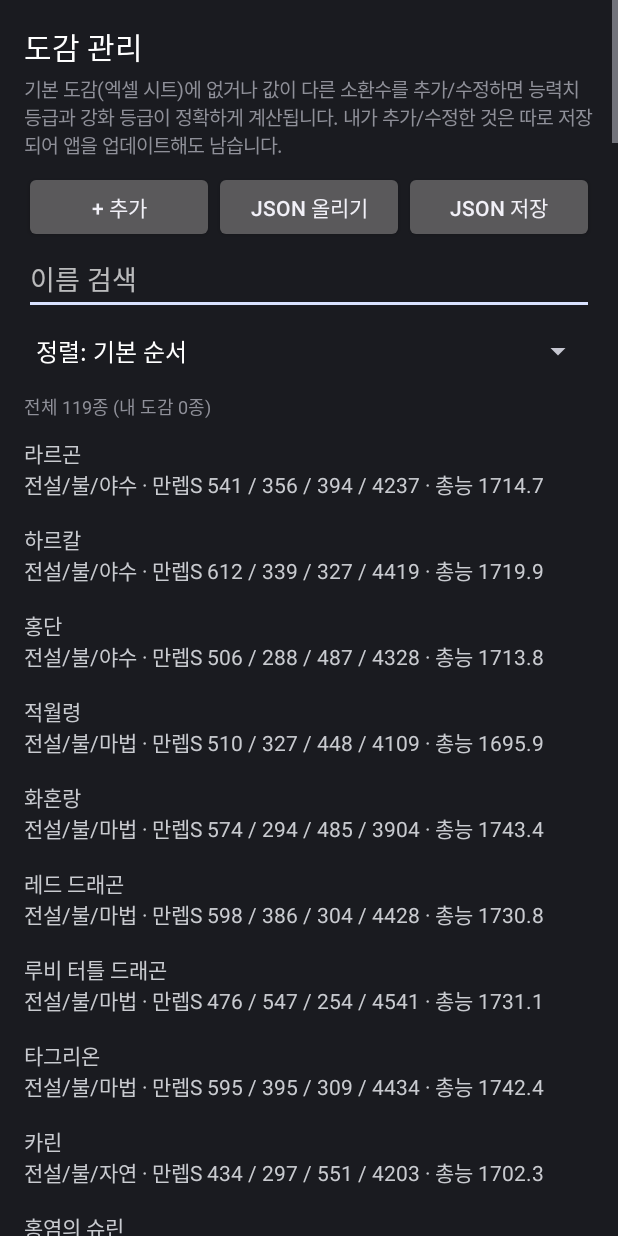
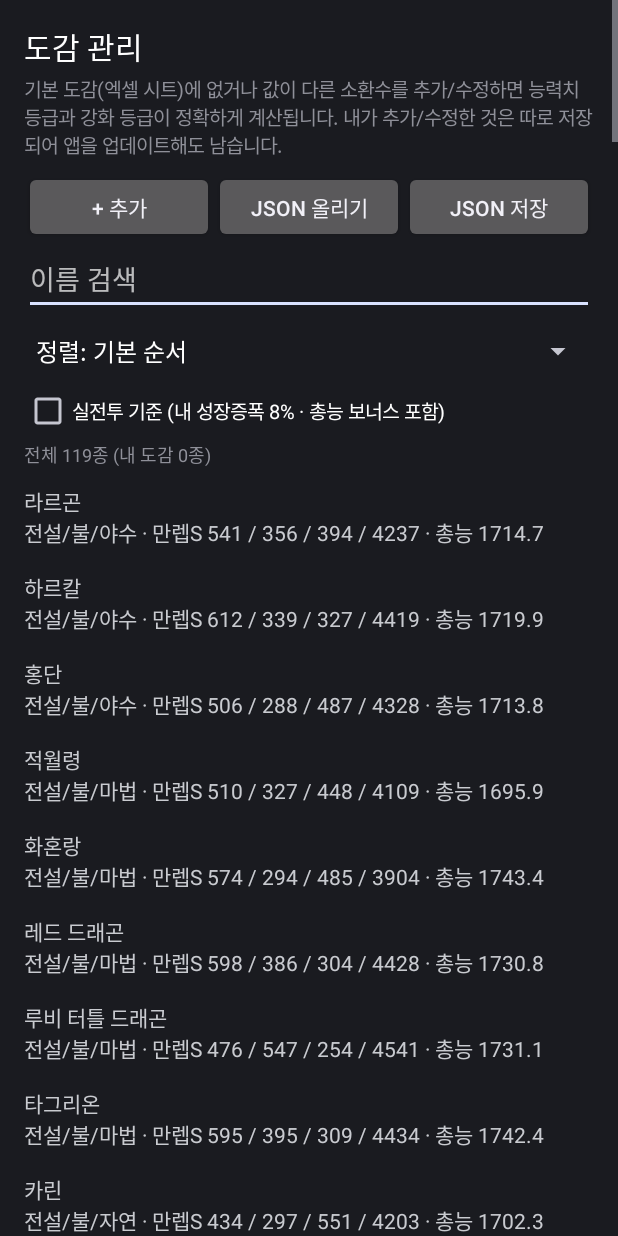
Before and after one commit to gyeongho-you/TM-calc, an Android app: the PetEditorActivity screen opened directly, with no data from a screen before it, on a phone screen of 412 x 824 dp. Run offline under Robolectric (Android 15) with nearby library versions, the phone set to English and light mode, and no system bars; pictures from the network do not load.

Commit message:
도감 관리: '실전투 기준' 체크 시 능력치 정렬을 내 성장증폭 × 그 종 총능 보너스로 (보너스 배율 표시)
Co-Authored-By: Claude Opus 5.5 <noreply@anthropic.com>

```diff
--- a/app/src/main/java/net/g1project/tmcalc/PetEditorActivity.kt
+++ b/app/src/main/java/net/g1project/tmcalc/PetEditorActivity.kt
@@ -29,6 +29,8 @@ class PetEditorActivity : Activity() {
     private lateinit var countView: TextView
     /** 목록 정렬 (도감 만렙S 기준). 앱을 다시 열면 기본 순서 */
     private var sort = PetSort.DEFAULT
+    /** 켜면 능력치 정렬을 실전투(내 성장증폭 × 그 종 총능 보너스) 기준으로 */
+    private var realSort = false
     private val dp get() = resources.displayMetrics.density
 
     override fun onCreate(savedInstanceState: Bundle?) {
@@ -75,6 +77,11 @@ class PetEditorActivity : Activity() {
                 override fun onNothingSelected(p: android.widget.AdapterView<*>?) {}
             }
         })
+        root.addView(android.widget.CheckBox(this).apply {
+            text = "실전투 기준 (내 성장증폭 ${AppPrefs.pctText(AppPrefs.growthAmp(this@PetEditorActivity))}% · 총능 보너스 포함)"
+            textSize = 13f
+            setOnCheckedChangeListener { _, on -> realSort = on; refresh() }
+        })
         countView = TextView(this).apply { textSize = 12f; setPadding(0, px(4), 0, px(4)) }
         root.addView(countView)
         list = LinearLayout(this).apply { orientation = LinearLayout.VERTICAL }
@@ -117,7 +124,7 @@ class PetEditorActivity : Activity() {
         // 내 도감을 먼저, 그다음 기본 도감 순서
         val filtered = all.filter { q.isEmpty() || PetDb.key(it.name).contains(q) }
         // 기본 순서면 내 도감을 먼저, 그다음 기본 도감. 정렬을 고르면 그 값 순서
-        val shown = if (sort == PetSort.DEFAULT) filtered.sortedBy { if (PetDb.key(it.name) in mine) 0 else 1 } else sort.sort(filtered)
+        val shown = if (sort == PetSort.DEFAULT) filtered.sortedBy { if (PetDb.key(it.name) in mine) 0 else 1 } else sort.sort(filtered, if (realSort) AppPrefs.growthAmp(this) else null)
         countView.text = "전체 ${all.size}종 (내 도감 ${mine.size}종)" + if (q.isNotEmpty()) " · 검색 ${shown.size}종" else ""
         list.removeAllViews()
         for (p in shown) {
@@ -128,7 +135,9 @@ class PetEditorActivity : Activity() {
                 else -> "  [추가함]"
             }
             list.addView(TextView(this).apply {
-                text = "${p.name}$tag\n" +
+                // 실전투 기준이면 이름 옆에 그 종의 총능 보너스 배율
+                text = "${p.name}$tag" +
+                    (if (realSort) "  보너스 ×" + String.format(java.util.Locale.US, "%.2f", PetSort.realBonus(p, AppPrefs.growthAmp(this@PetEditorActivity))) else "") + "\n" +
                     listOf(p.grade, p.element, p.type).filter { it.isNotBlank() }.joinToString("/")
                         .let { if (it.isEmpty()) "" else "$it · " } +
                     "만렙S ${p.maxS.joinToString(" / ")} · 총능 ${String.format(java.util.Locale.US, "%.1f", Calculator.abilityScore(p.maxS))}"
--- a/desktop/src/main/kotlin/net/g1project/tmcalc/desktop/MainWindow.kt
+++ b/desktop/src/main/kotlin/net/g1project/tmcalc/desktop/MainWindow.kt
@@ -892,7 +892,7 @@ class MainWindow(
     private var editor: PetEditorDialog? = null
 
     private fun openPetEditor(fromScan: Boolean) {
-        val dlg = editor?.takeIf { it.isDisplayable } ?: PetEditorDialog(this, pets) { recompute() }.also { editor = it }
+        val dlg = editor?.takeIf { it.isDisplayable } ?: PetEditorDialog(this, pets, { growthAmp() }) { recompute() }.also { editor = it }
         if (!fromScan) return dlg.open(null, null)
         val name = nameF.text.trim().ifEmpty { null }
         // 게임 도감 화면이면 성장 평균(= S성장률)으로 초기치·만렙S 까지 채운다. 아니면 150레벨일 때 만렙S(현재 − 도감 대비)만
```
Also changed, not shown: app/src/main/java/net/g1project/tmcalc/PetDb.kt (+21 -9 lines), desktop/src/main/kotlin/net/g1project/tmcalc/desktop/PetEditorDialog.kt (+22 -4 lines), 2 other files.
